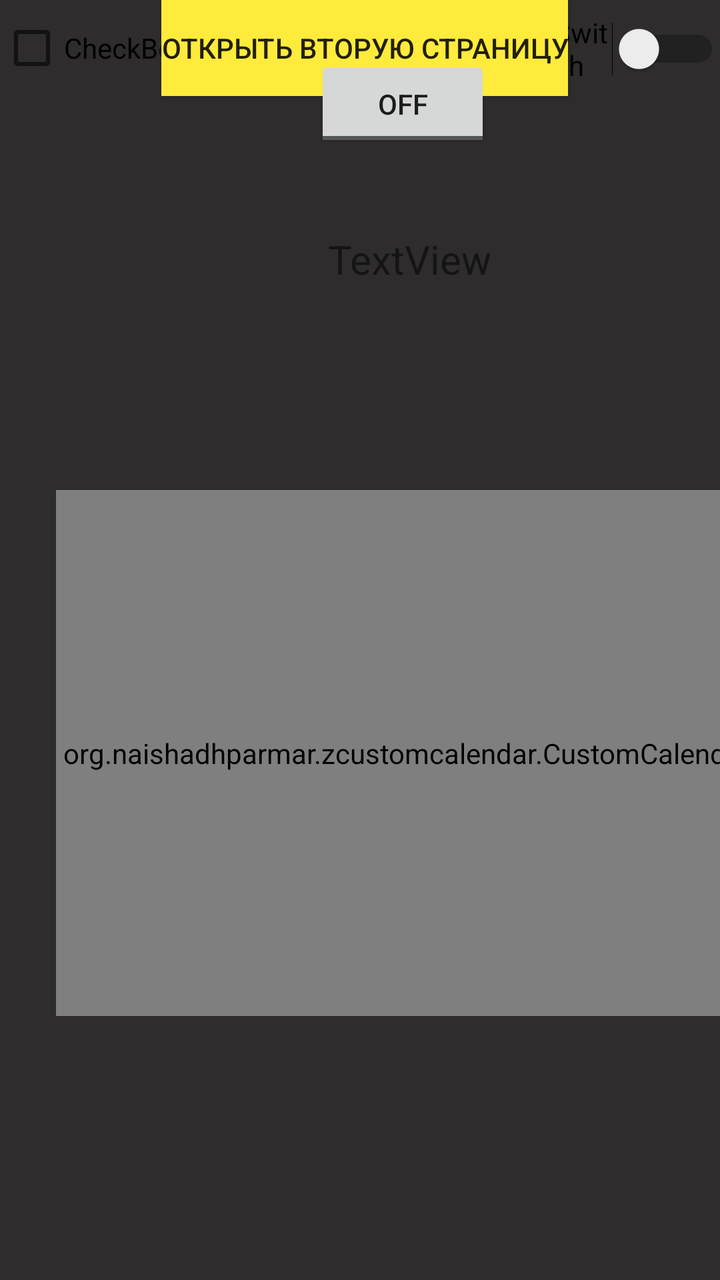
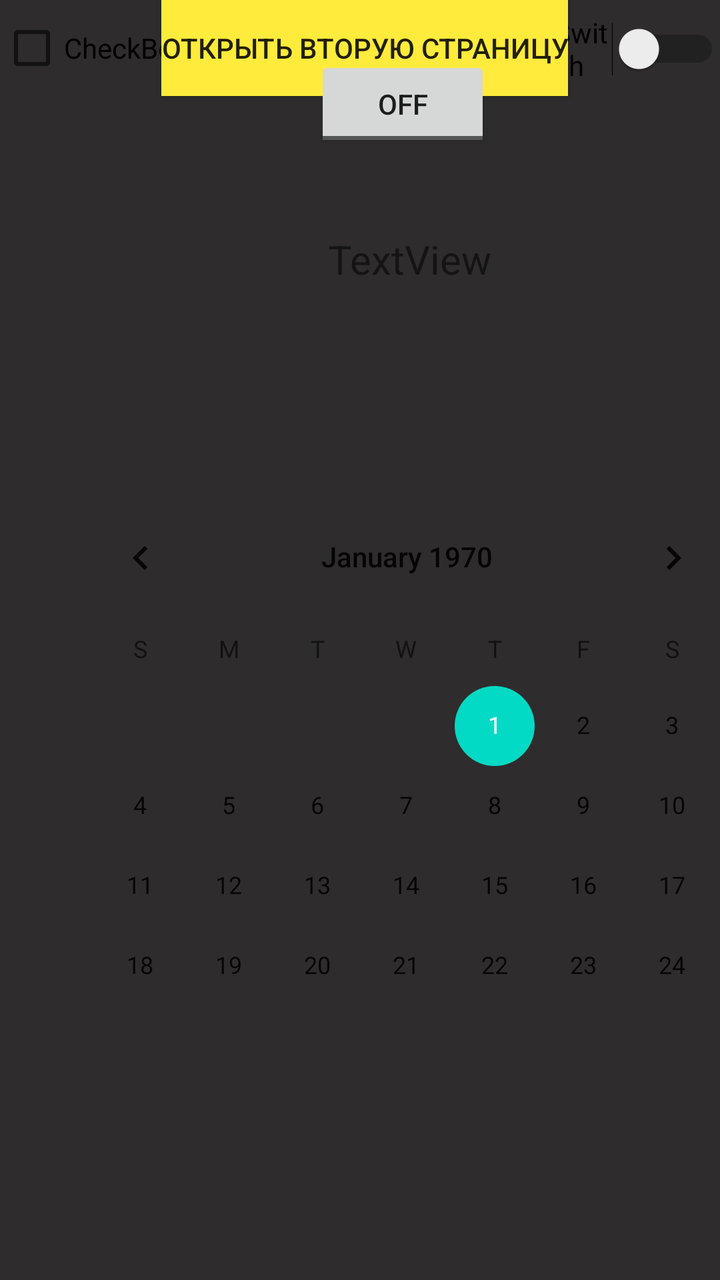

An Android layout rendered at two revisions. The XML below is the earlier revision; the diff shows what the commit changed to produce the second picture.
<!-- AndroidManifest.xml: activity theme Theme.WidgetsDemo.NoActionBar -->
<!-- res/layout/activity_main.xml -->
<?xml version="1.0" encoding="utf-8"?>
<androidx.constraintlayout.widget.ConstraintLayout
    xmlns:android="http://schemas.android.com/apk/res/android"
    android:id="@+id/background"
    xmlns:app="http://schemas.android.com/apk/res-auto"
    xmlns:tools="http://schemas.android.com/tools"
    android:layout_width="match_parent"
    android:layout_height="match_parent"
    android:background="#2E2C2C"
    tools:context=".MainActivity">
    
    


    <ImageView
        android:id="@+id/imageView"
        android:layout_width="50dp"
        android:layout_height="50dp"
        android:layout_marginTop="640dp"
        android:src="@drawable/ic_twotone_directions_boat_24"
        app:layout_constraintEnd_toEndOf="parent"
        app:layout_constraintHorizontal_bias="0.955"
        app:layout_constraintStart_toStartOf="parent"
        app:layout_constraintTop_toTopOf="parent" />

    <Switch
        android:id="@+id/switchButton"
        android:layout_width="83dp"
        android:layout_height="41dp"
        android:layout_marginStart="192dp"
        android:layout_marginTop="4dp"
        android:text="@string/aSwitch"
        app:layout_constraintEnd_toEndOf="parent"
        app:layout_constraintTop_toTopOf="parent"
        tools:ignore="UseSwitchCompatOrMaterialXml" />

    <Button
        android:id="@+id/changeActivity"
        android:layout_width="wrap_content"
        android:layout_height="wrap_content"
        android:background="#FFEB3B"
        android:text="Открыть вторую страницу"
        app:layout_constraintEnd_toEndOf="parent"
        app:layout_constraintHorizontal_bias="0.514"
        app:layout_constraintStart_toStartOf="parent"
        tools:layout_editor_absoluteY="207dp" />

    <org.naishadhparmar.zcustomcalendar.CustomCalendar
        android:id="@+id/custom_calendar"
        android:layout_width="351dp"
        android:layout_height="263dp"
        android:layout_marginStart="28dp"

        android:layout_marginBottom="132dp"
        app:layout_constraintBottom_toBottomOf="parent"
        app:layout_constraintStart_toStartOf="parent" />

    <CheckBox
        android:id="@+id/checkBox"
        android:layout_width="wrap_content"
        android:layout_height="wrap_content"
        android:text="@string/checkbox"
        app:layout_constraintStart_toStartOf="parent"
        app:layout_constraintTop_toTopOf="parent" />

    <TextView
        android:id="@+id/textView"
        android:layout_width="wrap_content"
        android:layout_height="wrap_content"
        app:layout_constraintHorizontal_bias="0.5"
        android:layout_marginStart="164dp"
        android:layout_marginTop="40dp"
        android:text="@string/textview"
        android:textSize="20sp"
        app:layout_constraintStart_toStartOf="parent"
        app:layout_constraintTop_toBottomOf="@+id/toggleButton" />

    <ToggleButton
        android:id="@+id/toggleButton"
        android:layout_width="wrap_content"
        android:layout_height="wrap_content"


        android:layout_marginStart="60dp"
        android:layout_marginTop="28dp"
        app:layout_constraintEnd_toStartOf="@+id/switchButton"
        app:layout_constraintHorizontal_bias="0.095"
        app:layout_constraintStart_toEndOf="@+id/checkBox"
        app:layout_constraintTop_toTopOf="parent" />


</androidx.constraintlayout.widget.ConstraintLayout>
<!-- resources referenced by this layout -->
<resources>
  <!-- drawable ic_twotone_directions_boat_24 (drawable) -->
  <vector android:height="24dp" android:tint="#C31100"
      android:viewportHeight="24" android:viewportWidth="24"
      android:width="24dp" xmlns:android="http://schemas.android.com/apk/res/android">
      <path android:fillAlpha="0.3"
          android:fillColor="@android:color/white"
          android:pathData="M6.49,15.68L8,13.96l1.51,1.72c0.34,0.4 1.28,1.32 2.49,1.32 1.21,0 2.15,-0.92 2.49,-1.32L16,13.96l1.51,1.72c0.2,0.23 0.6,0.64 1.14,0.94l1.12,-3.97 -2.39,-0.78L12,10.11l-5.38,1.77 -2.4,0.79 1.13,3.96c0.55,-0.31 0.94,-0.72 1.14,-0.95zM11,3h2v1h-2z" android:strokeAlpha="0.3"/>
      <path android:fillColor="@android:color/white" android:pathData="M3.95,19L4,19c1.6,0 3.02,-0.88 4,-2 0.98,1.12 2.4,2 4,2s3.02,-0.88 4,-2c0.98,1.12 2.4,2 4,2h0.05l1.89,-6.68c0.08,-0.26 0.06,-0.54 -0.06,-0.78s-0.34,-0.42 -0.6,-0.5L20,10.62L20,6c0,-1.1 -0.9,-2 -2,-2h-3L15,1L9,1v3L6,4c-1.1,0 -2,0.9 -2,2v4.62l-1.29,0.42c-0.26,0.08 -0.48,0.26 -0.6,0.5s-0.15,0.52 -0.06,0.78L3.95,19zM11,3h2v1h-2L11,3zM6,6h12v3.97L12,8 6,9.97L6,6zM6.62,11.87L12,10.11l5.38,1.77 2.39,0.78 -1.12,3.97c-0.54,-0.3 -0.94,-0.71 -1.14,-0.94L16,13.96l-1.51,1.72c-0.34,0.4 -1.28,1.32 -2.49,1.32 -1.21,0 -2.15,-0.92 -2.49,-1.32L8,13.96l-1.51,1.72c-0.2,0.23 -0.6,0.63 -1.14,0.93l-1.13,-3.96 2.4,-0.78zM8,22.01c1.26,0.64 2.63,0.97 4,0.97s2.74,-0.32 4,-0.97c1.26,0.65 2.62,0.99 4,0.99h2v-2h-2c-1.39,0 -2.78,-0.47 -4,-1.32 -1.22,0.85 -2.61,1.28 -4,1.28s-2.78,-0.43 -4,-1.28C6.78,20.53 5.39,21 4,21L2,21v2h2c1.38,0 2.74,-0.35 4,-0.99z"/>
  </vector>
  <string name="aSwitch">Switch</string>
  <string name="checkbox">CheckBox</string>
  <string name="textview">TextView</string>
  <style name="Theme.WidgetsDemo.NoActionBar">
          <item name="windowActionBar">false</item>
          <item name="windowNoTitle">true</item>
      </style>
</resources>

<!-- the commit's change to res/layout/activity_main.xml (unified diff, before → after) -->
@@ -45,8 +45,8 @@
         app:layout_constraintStart_toStartOf="parent"
         tools:layout_editor_absoluteY="207dp" />
 
-    <org.naishadhparmar.zcustomcalendar.CustomCalendar
-        android:id="@+id/custom_calendar"
+    <CalendarView
+        android:id="@+id/calendar_view"
         android:layout_width="351dp"
         android:layout_height="263dp"
         android:layout_marginStart="28dp"
